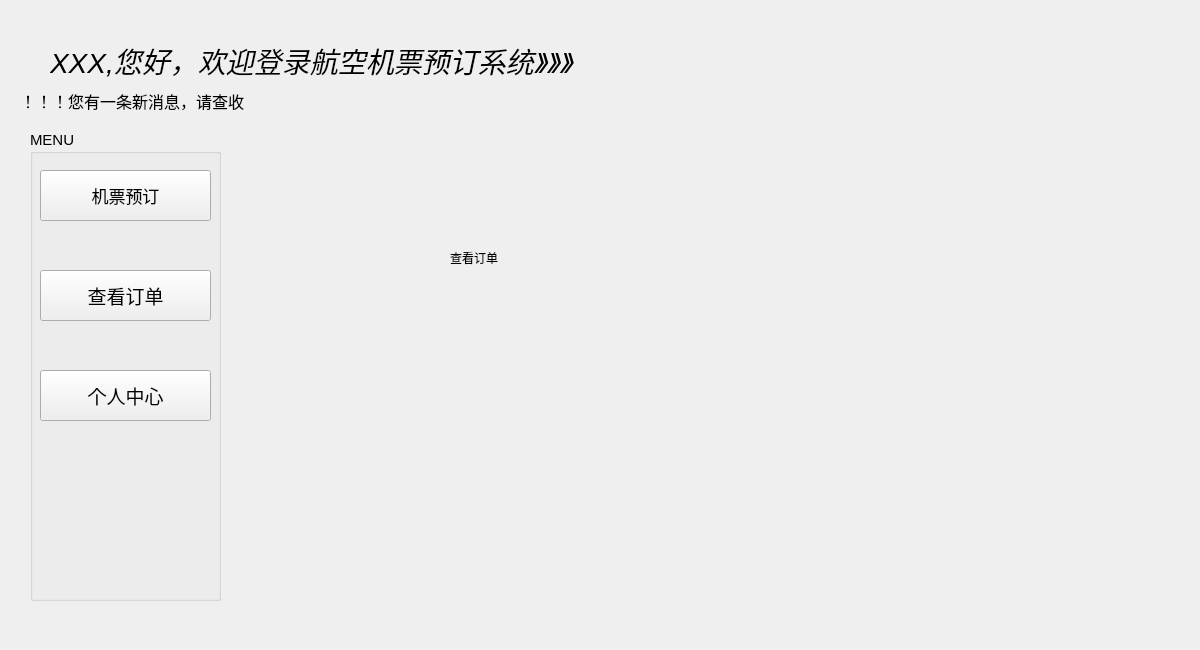
jerryzhu1229/AirTicketBookingSystem, file flightwindow.ui: the form before one commit.
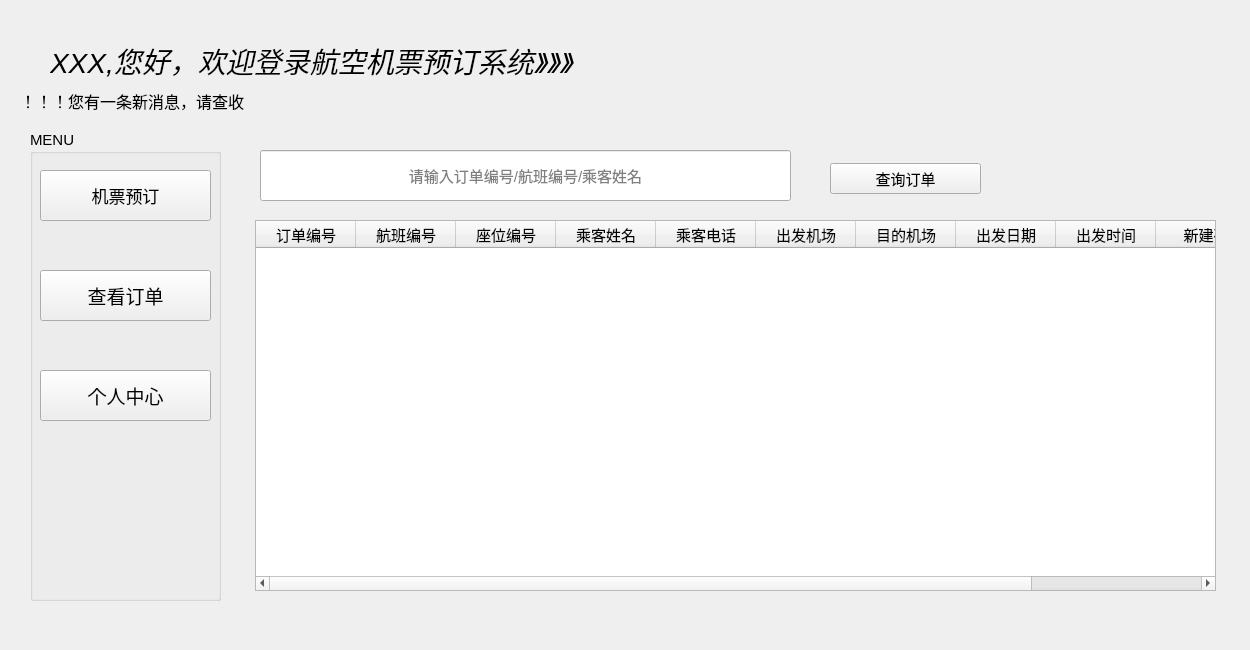
The form after the commit. The open tabs and pages were chosen to show the change. Icons and pictures are not drawn.

```diff
--- a/flightwindow.ui
+++ b/flightwindow.ui
@@ -6,10 +6,15 @@
    <rect>
     <x>0</x>
     <y>0</y>
-    <width>1200</width>
+    <width>1250</width>
     <height>650</height>
    </rect>
   </property>
+  <property name="font">
+   <font>
+    <pointsize>11</pointsize>
+   </font>
+  </property>
   <property name="windowTitle">
    <string>Form</string>
   </property>
@@ -135,10 +140,10 @@
   <widget class="QStackedWidget" name="stackedWidget">
    <property name="geometry">
     <rect>
-     <x>260</x>
+     <x>250</x>
      <y>120</y>
-     <width>931</width>
-     <height>461</height>
+     <width>991</width>
+     <height>481</height>
     </rect>
    </property>
    <property name="currentIndex">
@@ -399,22 +404,160 @@
     <property name="enabled">
      <bool>true</bool>
     </property>
-    <widget class="QLabel" name="label_3">
-     <property name="enabled">
-      <bool>true</bool>
+    <widget class="QLineEdit" name="keyLinedit">
+     <property name="geometry">
+      <rect>
+       <x>10</x>
+       <y>30</y>
+       <width>531</width>
+       <height>51</height>
+      </rect>
      </property>
+     <property name="font">
+      <font>
+       <pointsize>11</pointsize>
+      </font>
+     </property>
+     <property name="alignment">
+      <set>Qt::AlignCenter</set>
+     </property>
+     <property name="placeholderText">
+      <string>请输入订单编号/航班编号/乘客姓名</string>
+     </property>
+    </widget>
+    <widget class="QPushButton" name="orderQueryBtn">
      <property name="geometry">
       <rect>
-       <x>190</x>
-       <y>130</y>
-       <width>54</width>
-       <height>16</height>
+       <x>580</x>
+       <y>43</y>
+       <width>151</width>
+       <height>31</height>
       </rect>
      </property>
      <property name="text">
-      <string>查看订单</string>
+      <string>查询订单</string>
      </property>
     </widget>
+    <widget class="QTableWidget" name="orderTabWidget">
+     <property name="geometry">
+      <rect>
+       <x>5</x>
+       <y>100</y>
+       <width>961</width>
+       <height>371</height>
+      </rect>
+     </property>
+     <column>
+      <property name="text">
+       <string>订单编号</string>
+      </property>
+      <property name="font">
+       <font>
+        <pointsize>11</pointsize>
+       </font>
+      </property>
+     </column>
+     <column>
+      <property name="text">
+       <string>航班编号</string>
+      </property>
+      <property name="font">
+       <font>
+        <pointsize>11</pointsize>
+       </font>
+      </property>
+     </column>
+     <column>
+      <property name="text">
+       <string>座位编号</string>
+      </property>
+      <property name="font">
+       <font>
+        <pointsize>11</pointsize>
+       </font>
+      </property>
+     </column>
+     <column>
+      <property name="text">
+       <string>乘客姓名</string>
+      </property>
+      <property name="font">
+       <font>
+        <pointsize>11</pointsize>
+       </font>
+      </property>
+     </column>
+     <column>
+      <property name="text">
+       <string>乘客电话</string>
+      </property>
+      <property name="font">
+       <font>
+        <pointsize>11</pointsize>
+       </font>
+      </property>
+     </column>
+     <column>
+      <property name="text">
+       <string>出发机场</string>
+      </property>
+      <property name="font">
+       <font>
+        <pointsize>11</pointsize>
+       </font>
+      </property>
+     </column>
+     <column>
+      <property name="text">
+       <string>目的机场</string>
+      </property>
+      <property name="font">
+       <font>
+        <pointsize>11</pointsize>
+       </font>
+      </property>
+     </column>
+     <column>
+      <property name="text">
+       <string>出发日期</string>
+      </property>
+      <property name="font">
+       <font>
+        <pointsize>11</pointsize>
+       </font>
+      </property>
+     </column>
+     <column>
+      <property name="text">
+       <string>出发时间</string>
+      </property>
+      <property name="font">
+       <font>
+        <pointsize>11</pointsize>
+       </font>
+      </property>
+     </column>
+     <column>
+      <property name="text">
+       <string>新建列</string>
+      </property>
+      <property name="font">
+       <font>
+        <pointsize>11</pointsize>
+       </font>
+      </property>
+     </column>
+     <column>
+      <property name="text">
+       <string>新建列</string>
+      </property>
+      <property name="font">
+       <font>
+        <pointsize>11</pointsize>
+       </font>
+      </property>
+     </column>
+    </widget>
    </widget>
   </widget>
  </widget>
```
Left out of the diff: 14 changed lines with no effect on the pictures.
